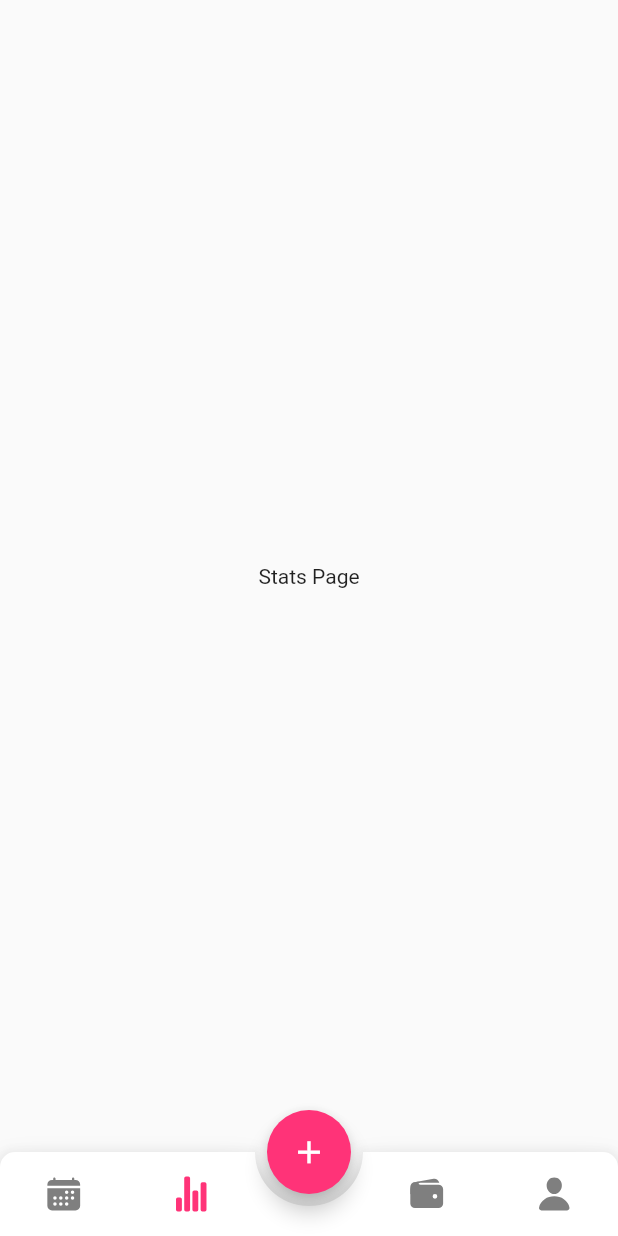
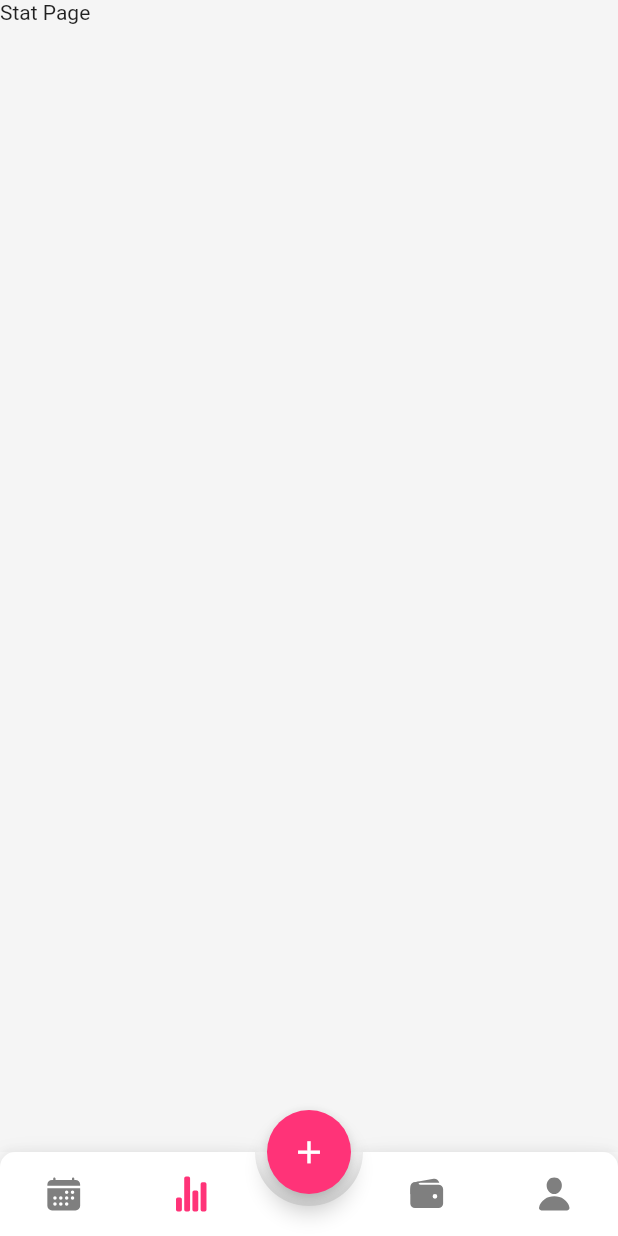
Before and after one commit to JanDongGun/BudgetFlutter, a Flutter app: the screen it shows after launch, item 2 of the bottom bar chosen, on a phone screen of 412 x 824 dp. Run offline on Flutter 3.47's test engine with Material 2 defaults, Android fonts, the light colour scheme and no system bars; drawn by our look-alikes of animated_bottom_navigation_bar; our stand-ins replace ionicons, percent_indicator; missing offline and left inert: antdesign_icons.

Commit message:
import stat_page

```diff
--- a/lib/pages/root_app.dart
+++ b/lib/pages/root_app.dart
@@ -1,9 +1,11 @@
 import 'package:budgetapp/pages/daily_page.dart';
+import 'package:budgetapp/pages/stat_page.dart';
 import 'package:budgetapp/theme/colors.dart';
 import 'package:flutter/material.dart';
 import 'package:ionicons/ionicons.dart';
 import 'package:animated_bottom_navigation_bar/animated_bottom_navigation_bar.dart';
 import 'budget_page.dart';
+import 'package:budgetapp/pages/stat_page.dart';
 
 class RootApp extends StatefulWidget {
   const RootApp({Key? key}) : super(key: key);
@@ -35,7 +37,7 @@ class _RootAppState extends State<RootApp> {
       children: const [
         DailyPage(),
         Center(
-          child: Text("Stats Page"),
+          child: Stat(),
         ),
         Center(
           child: Budget(),
--- /dev/null
+++ b/lib/pages/stat_page.dart
@@ -0,0 +1,25 @@
+import 'package:budgetapp/theme/colors.dart';
+import 'package:flutter/foundation.dart';
+import 'package:flutter/material.dart';
+import 'package:antdesign_icons/antdesign_icons.dart';
+
+class Stat extends StatefulWidget {
+  const Stat({Key? key}) : super(key: key);
+
+  @override
+  _StatState createState() => _StatState();
+}
+
+class _StatState extends State<Stat> {
+  @override
+  Widget build(BuildContext context) {
+    return Scaffold(
+      backgroundColor: grey.withOpacity(0.05),
+      body: getBody(),
+    );
+  }
+
+  Widget getBody() {
+    return Text('Stat Page');
+  }
+}
```
